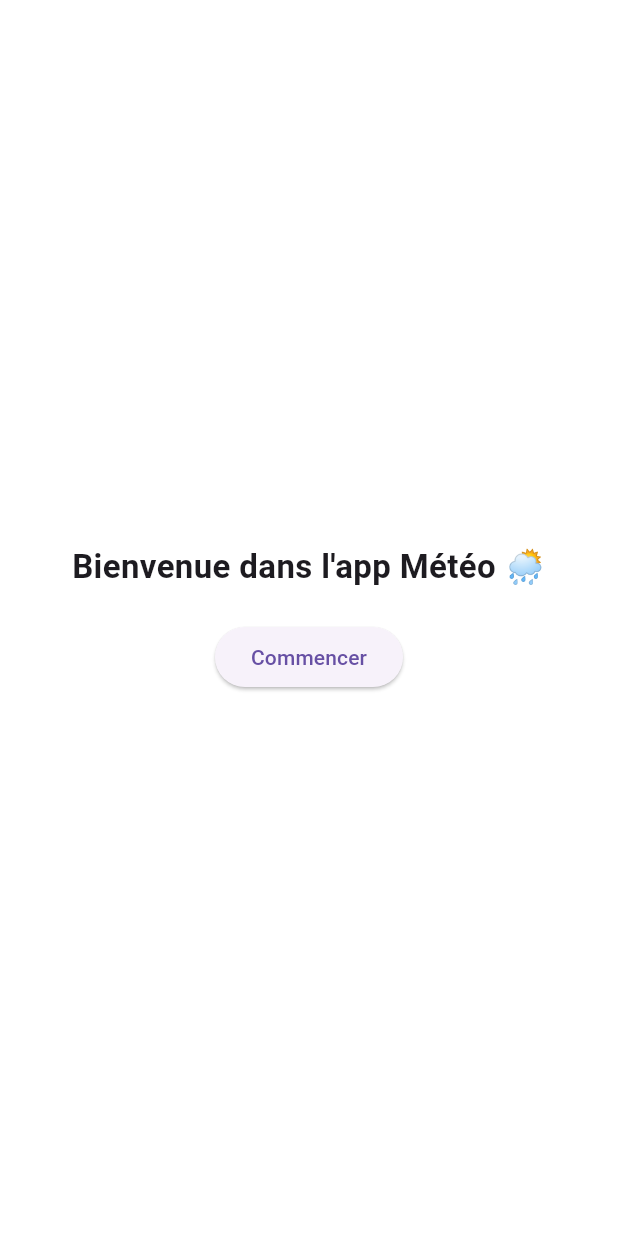
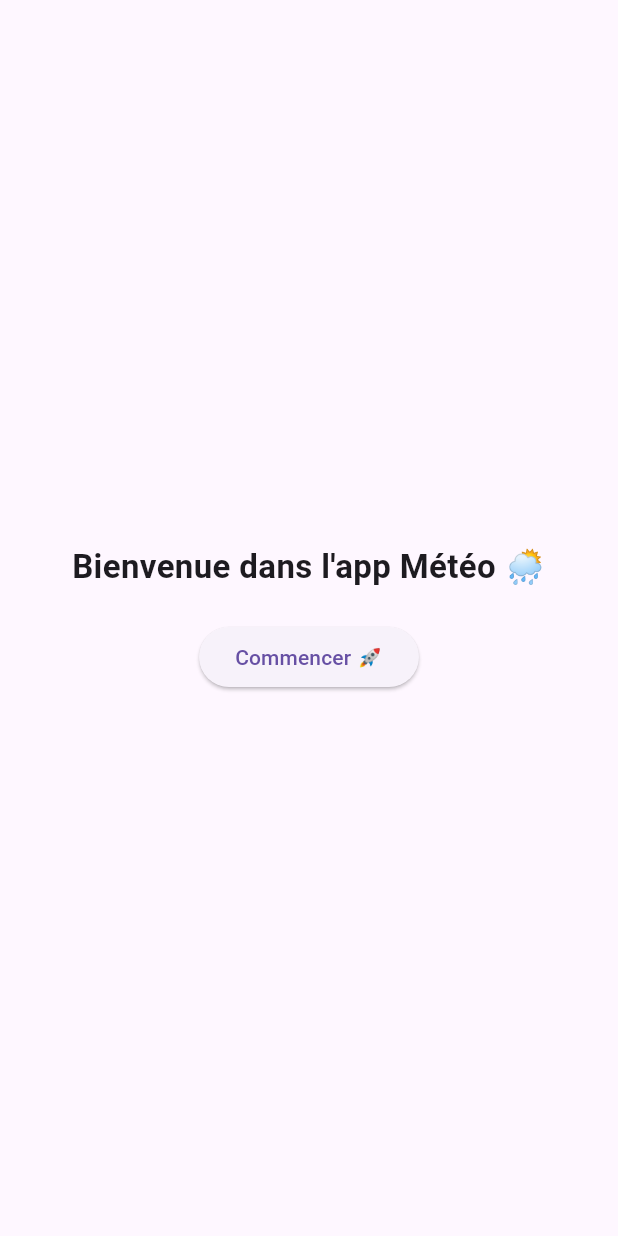
Before and after one commit to fatou2002/meteo_app, a Flutter app: the screen it shows after launch, on a phone screen of 412 x 824 dp. Run offline on Flutter 3.47's test engine with Material 3 defaults, Android fonts, the phone set to English and light mode, and no system bars; our stand-ins replace dio, flutter_map, latlong2, percent_indicator.

Commit message:
Mise à jour : correction détail météo + thème sombre

```diff
--- a/lib/main.dart
+++ b/lib/main.dart
@@ -21,24 +21,8 @@ class MeteoApp extends StatelessWidget {
 
     return MaterialApp(
       title: 'Météo App',
-      theme: ThemeData(
-        brightness: Brightness.light,
-        primarySwatch: Colors.blue,
-        scaffoldBackgroundColor: Colors.white,
-        appBarTheme: const AppBarTheme(
-          backgroundColor: Colors.blue,
-          foregroundColor: Colors.white,
-        ),
-      ),
-      darkTheme: ThemeData(
-        brightness: Brightness.dark,
-        primarySwatch: Colors.blueGrey,
-        scaffoldBackgroundColor: Colors.black,
-        appBarTheme: const AppBarTheme(
-          backgroundColor: Colors.black87,
-          foregroundColor: Colors.white,
-        ),
-      ),
+      theme: ThemeData.light(),
+      darkTheme: ThemeData.dark(),
       themeMode: themeProvider.themeMode,
       debugShowCheckedModeBanner: false,
       home: const HomeScreen(),
--- a/lib/screens/home_screen.dart
+++ b/lib/screens/home_screen.dart
@@ -23,7 +23,7 @@ class HomeScreen extends StatelessWidget {
                   MaterialPageRoute(builder: (_) => const LoadingScreen()),
                 );
               },
-              child: const Text("Commencer"),
+              child: const Text("Commencer 🚀"),
             )
           ],
         ),
--- a/lib/screens/weather_screen.dart
+++ b/lib/screens/weather_screen.dart
@@ -109,7 +109,6 @@ class _WeatherScreenState extends State<WeatherScreen> {
                         },
                       ),
                     ),
-                    const SizedBox(height: 10),
                     ElevatedButton.icon(
                       onPressed: () {
                         Navigator.pushAndRemoveUntil(
@@ -121,10 +120,6 @@ class _WeatherScreenState extends State<WeatherScreen> {
                       },
                       icon: const Icon(Icons.refresh),
                       label: const Text("Recommencer"),
-                      style: ElevatedButton.styleFrom(
-                        backgroundColor: Colors.blue,
-                        foregroundColor: Colors.white,
-                      ),
                     ),
                     const SizedBox(height: 20),
                   ],
```
Also changed, not shown: lib/screens/detail_screen.dart (+6 -5 lines).
